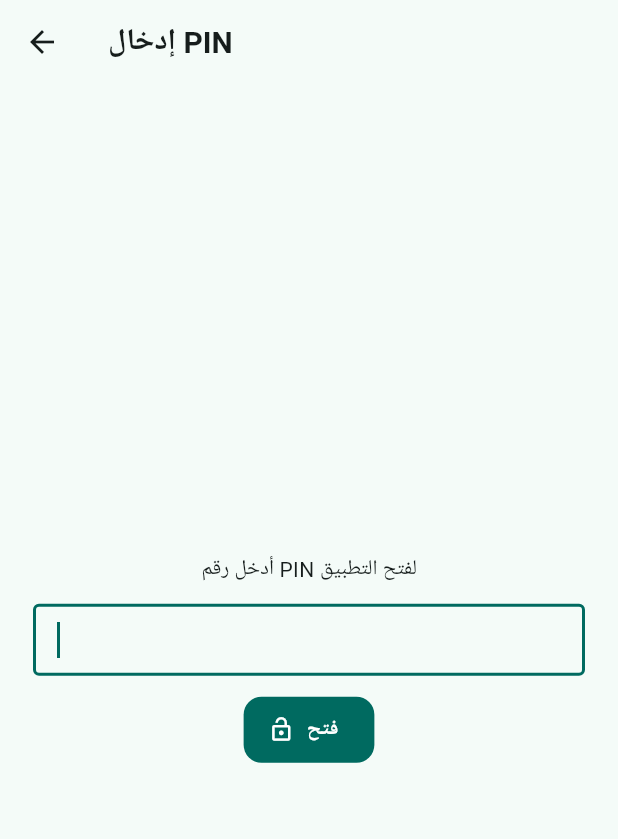
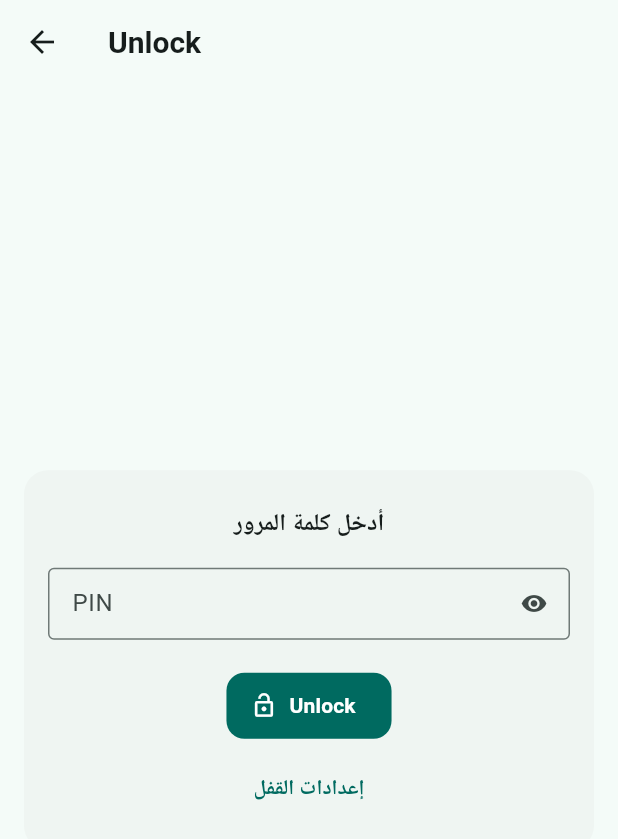
Before and after one commit to mustphache/admiral_tablet_a, a Flutter app: the screen it shows after launch, on a phone screen of 412 x 824 dp. Shown: the top 839 px of the screen. Run offline on Flutter 3.47's test engine with Material 3 defaults, Android fonts, the phone set to English and light mode, and no system bars; our stand-ins replace pdf, shared_preferences.

Commit message:
[auto] sync: 2025-10-14 14:40:42

```diff
--- a/lib/features/auth/screens/lock_screen.dart
+++ b/lib/features/auth/screens/lock_screen.dart
@@ -1,6 +1,7 @@
 import 'package:flutter/material.dart';
 import 'package:flutter/services.dart';
-import 'package:admiral_tablet_a/state/services/lock_service.dart';
+
+import '../../../ui/app_routes.dart';
 
 class LockScreen extends StatefulWidget {
   const LockScreen({super.key});
@@ -10,38 +11,10 @@ class LockScreen extends StatefulWidget {
 }
 
 class _LockScreenState extends State<LockScreen> {
+  final _formKey = GlobalKey<FormState>();
   final _pin = TextEditingController();
   bool _busy = false;
-  String? _error;
-
-  Future<void> _submit() async {
-    if (_busy) return;
-    setState(() { _busy = true; _error = null; });
-
-    try {
-      final saved = await LockService.getPin();
-      final enabled = await LockService.isEnabled();
-      final input = _pin.text.trim();
-
-      if (!enabled) {
-        Navigator.pop(context, true);
-        return;
-      }
-      if (saved == null || saved.isEmpty) {
-        setState(() => _error = 'لم يتم ضبط PIN بعد');
-        return;
-      }
-      if (input == saved) {
-        await LockService.markJustUnlocked();
-        if (!mounted) return;
-        Navigator.pop(context, true);
-      } else {
-        setState(() => _error = 'PIN غير صحيح');
-      }
-    } finally {
-      if (mounted) setState(() => _busy = false);
-    }
-  }
+  bool _obscure = true;
 
   @override
   void dispose() {
@@ -49,45 +22,93 @@ class _LockScreenState extends State<LockScreen> {
     super.dispose();
   }
 
+  Future<void> _unlock() async {
+    if (!_formKey.currentState!.validate()) return;
+
+    setState(() => _busy = true);
+    try {
+      // TODO: لو عندك LockService، فعّل التحقق هنا قبل التنقل:
+      // final ok = await LockService().verifyPin(_pin.text.trim());
+      // if (!ok) { show error & return; }
+
+      if (!mounted) return;
+      // ✅ بعد نجاح التحقق، روح مباشرة للشاشة الرئيسية
+      Navigator.of(context).pushNamedAndRemoveUntil(
+        AppRoutes.home,
+            (route) => false,
+      );
+    } catch (e) {
+      if (!mounted) return;
+      ScaffoldMessenger.of(context)
+          .showSnackBar(SnackBar(content: Text('فشل التحقق: $e')));
+    } finally {
+      if (mounted) setState(() => _busy = false);
+    }
+  }
+
   @override
   Widget build(BuildContext context) {
+    final cs = Theme.of(context).colorScheme;
+
     return Scaffold(
-      appBar: AppBar(title: const Text('إدخال PIN')),
+      appBar: AppBar(title: const Text('Unlock')),
       body: Center(
         child: ConstrainedBox(
-          constraints: const BoxConstraints(maxWidth: 400),
+          constraints: const BoxConstraints(maxWidth: 420),
+          child: Card(
+            margin: const EdgeInsets.all(16),
             child: Padding(
               padding: const EdgeInsets.all(16),
+              child: Form(
+                key: _formKey,
                 child: Column(
-              mainAxisAlignment: MainAxisAlignment.center,
+                  mainAxisSize: MainAxisSize.min,
                   children: [
-                const Text('أدخل رقم PIN لفتح التطبيق'),
-                const SizedBox(height: 12),
-                TextField(
+                    const SizedBox(height: 8),
+                    Text(
+                      'أدخل كلمة المرور',
+                      style: Theme.of(context).textTheme.titleMedium,
+                    ),
+                    const SizedBox(height: 16),
+                    TextFormField(
                       controller: _pin,
-                  autofocus: true,
-                  maxLength: 6,
-                  obscureText: true,
+                      obscureText: _obscure,
+                      obscuringCharacter: '•',
                       keyboardType: TextInputType.number,
                       inputFormatters: [FilteringTextInputFormatter.digitsOnly],
                       decoration: InputDecoration(
-                    counterText: '',
-                    border: const OutlineInputBorder(),
-                    errorText: _error,
+                        labelText: 'PIN',
+                        suffixIcon: IconButton(
+                          icon: Icon(_obscure ? Icons.visibility : Icons.visibility_off),
+                          onPressed: () => setState(() => _obscure = !_obscure),
                         ),
-                  onSubmitted: (_) => _submit(),
                       ),
-                const SizedBox(height: 12),
+                      validator: (v) {
+                        final t = (v ?? '').trim();
+                        if (t.isEmpty) return 'الرجاء إدخال كلمة المرور';
+                        if (t.length < 4) return 'الحد الأدنى 4 أرقام';
+                        return null;
+                      },
+                    ),
+                    const SizedBox(height: 20),
                     FilledButton.icon(
-                  onPressed: _busy ? null : _submit,
-                  icon: _busy
-                      ? const SizedBox(
-                      width: 16, height: 16,
-                      child: CircularProgressIndicator(strokeWidth: 2))
-                      : const Icon(Icons.lock_open),
-                  label: const Text('فتح'),
+                      onPressed: _busy ? null : _unlock,
+                      icon: const Icon(Icons.lock_open),
+                      label: _busy ? const Text('جاري الفتح…') : const Text('Unlock'),
+                    ),
+                    const SizedBox(height: 8),
+                    TextButton(
+                      onPressed: _busy
+                          ? null
+                          : () {
+                        // لو عندك شاشة إعداد القفل
+                        // Navigator.pushNamed(context, '/lock-settings');
+                      },
+                      child: Text('إعدادات القفل', style: TextStyle(color: cs.primary)),
                     ),
                   ],
+                ),
+              ),
             ),
           ),
         ),
```
Lines whose indentation alone changed are shown as unchanged.
